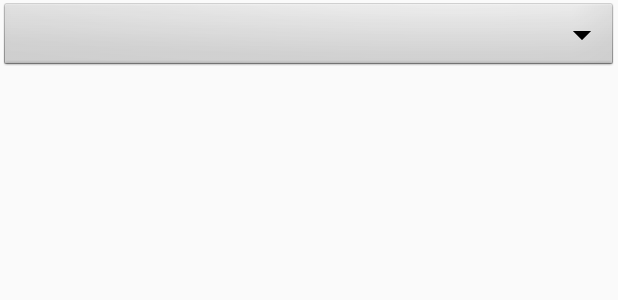
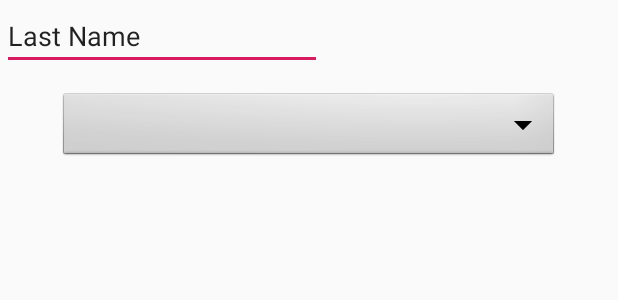
Before and after one commit to ankur112358/MC_535_Assignment1, an Android app: the layout activity_main.xml on its own in the app's theme, with its tools: preview values and no code run, on a phone screen of 412 x 824 dp. Shown: the top 300 px of the screen. Run offline under Robolectric (Android 15) with nearby library versions, the phone set to English and light mode, and no system bars.

```diff
--- a/app/src/main/AndroidManifest.xml
+++ b/app/src/main/AndroidManifest.xml
@@ -1,6 +1,9 @@
 <?xml version="1.0" encoding="utf-8"?>
 <manifest xmlns:android="http://schemas.android.com/apk/res/android"
     package="com.example.myapplication">
+
+    <uses-permission android:name="android.permission.WRITE_EXTERNAL_STORAGE" />
+    <uses-permission android:name="android.permission.INTERNET" />
 
     <application
         android:allowBackup="true"
@@ -9,7 +12,8 @@
         android:roundIcon="@mipmap/ic_launcher_round"
         android:supportsRtl="true"
         android:theme="@style/AppTheme">
-        <activity android:name=".MainActivity2"></activity>
+        <activity android:name=".MainActivity3"></activity>
+        <activity android:name=".MainActivity2" />
         <activity android:name=".MainActivity">
             <intent-filter>
                 <action android:name="android.intent.action.MAIN" />
--- /dev/null
+++ b/app/src/main/java/com/example/myapplication/Global.java
@@ -0,0 +1,6 @@
+package com.example.myapplication;
+
+public class Global {
+    public static String lastName;
+    public static int count = 0;
+}
--- a/app/src/main/res/layout/activity_main.xml
+++ b/app/src/main/res/layout/activity_main.xml
@@ -6,10 +6,37 @@
     android:layout_height="match_parent"
     tools:context=".MainActivity">
 
-    <Spinner
-        android:id="@+id/spinner1"
-        android:layout_width="match_parent"
-        android:layout_height="wrap_content"
-        android:background="@android:drawable/btn_dropdown"
-        android:spinnerMode="dropdown"/>
+    <RelativeLayout
+        xmlns:android="http://schemas.android.com/apk/res/android"
+        xmlns:tools="http://schemas.android.com/tools"
+        android:layout_width="fill_parent"
+        android:layout_height="fill_parent"
+        android:paddingLeft="1dp"
+        android:paddingRight="1dp"
+        android:paddingTop="1dp"
+        android:paddingBottom="1dp"
+        tools:context=".MyActivity">
+        <Spinner
+            android:id="@+id/spinner1"
+            android:layout_width="500px"
+            android:layout_height="wrap_content"
+            android:layout_centerHorizontal="true"
+            android:layout_margin="20px"
+            android:background="@android:drawable/btn_dropdown"
+            android:spinnerMode="dropdown"
+            android:layout_below="@id/editText"
+            tools:layout_editor_absoluteX="142dp"
+            tools:layout_editor_absoluteY="66dp" />
+
+        <EditText
+            android:id="@+id/editText"
+            android:layout_width="wrap_content"
+            android:layout_height="wrap_content"
+            android:ems="10"
+            android:inputType="textPersonName"
+            android:text="Last Name"
+            tools:layout_editor_absoluteX="147dp"
+            tools:layout_editor_absoluteY="167dp" />
+    </RelativeLayout>
+
 </androidx.constraintlayout.widget.ConstraintLayout>
```
Also changed, not shown: app/src/main/java/com/example/myapplication/MainActivity.java (+31 -9 lines), app/src/main/java/com/example/myapplication/MainActivity2.java (+166 -3 lines), app/src/main/java/com/example/myapplication/MainActivity3.java (added, +58 -0 lines), app/src/main/res/layout/activity_layout_2.xml (+37 -4 lines), app/src/main/res/layout/activity_main3.xml (added, +16 -0 lines).
